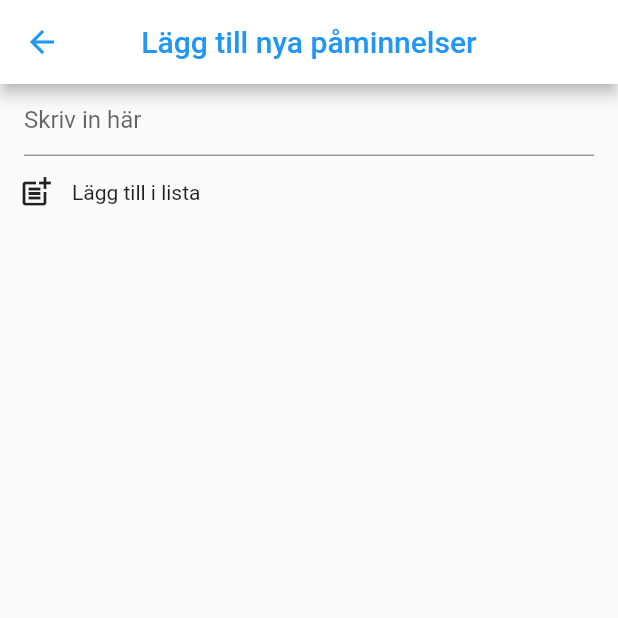
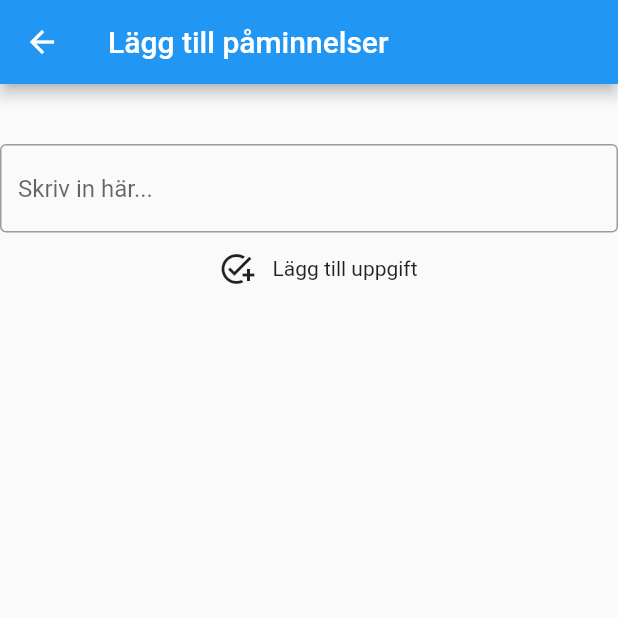
Before and after one commit to gu-tig169-ht21/gusderfe, a Flutter app: the screen it shows after launch, after a tap on the "add" icon, on a phone screen of 412 x 824 dp, the top half of it. Run offline on Flutter 3.47's test engine with Material 2 defaults, Android fonts, the phone set to English and light mode, and no system bars.

Commit message:
Major changes including new files, states, classes

```diff
--- a/lib/ToDoListState.dart
+++ /dev/null
@@ -1,17 +0,0 @@
-import 'package:flutter/material.dart';
-
-class TodoListState extends ChangeNotifier {
-  final List _list = [];
-
-  List get list => _list;
-
-  void addListItem(item) {
-    _list.add(item);
-    notifyListeners();
-  }
-
-  void removeListItem(index) {
-    _list.removeAt(index);
-    notifyListeners();
-  }
-}
--- a/lib/main.dart
+++ b/lib/main.dart
@@ -1,231 +1,29 @@
 import 'package:flutter/material.dart';
-import 'ToDoListState.dart';
-//import 'thirdview.dart';
+import 'package:provider/provider.dart';
+import 'todo_list_view.dart';
+import 'todo_list_state.dart';
 
 void main() {
-  //  var state = ToDoListState();
-  runApp(MyApp());
+  var state = MyState();
+  runApp(
+    ChangeNotifierProvider(
+      create: (context) => state,
+      child: MyApp(),
+    ),
+  );
 }
 
 class MyApp extends StatelessWidget {
+  const MyApp({Key? key}) : super(key: key);
+
   @override
   Widget build(BuildContext context) {
     return MaterialApp(
       debugShowCheckedModeBanner: false,
-      //tar bort Debug-flärpen
-      home: MainView(),
+      home: const TodolistView(),
       theme: ThemeData(
         primarySwatch: Colors.blue,
       ),
     );
   }
 }
-
-class MainView extends StatelessWidget {
-  @override
-  Widget build(BuildContext context) {
-    return Scaffold(
-      appBar: AppBar(
-        title: const Text('To-Do List App'),
-        actions: [
-          PopupMenuButton(
-              itemBuilder: (context) => [
-                    PopupMenuItem(
-                      child: Text("All"),
-                      value: 1,
-                    ),
-                    PopupMenuItem(
-                      child: Text("Done"),
-                      value: 2,
-                    ),
-                    PopupMenuItem(
-                      child: Text("Undone"),
-                      value: 3,
-                    )
-                  ])
-        ],
-      ),
-      body: _list(),
-      floatingActionButton: FloatingActionButton(
-        onPressed: () {
-          Navigator.push(
-              context, MaterialPageRoute(builder: (context) => SecondView()));
-        },
-        child: const Icon(Icons.add),
-      ),
-    );
-  }
-
-  Widget _list() {
-    var assignment = [
-      "Handla mat",
-      "Klappa katterna",
-      "Hinna till Systemet",
-      "Ordna vattenlåset",
-      "SMSa farmor",
-    ];
-    return ListView.builder(
-        itemCount: assignment.length,
-        itemBuilder: (context, index) {
-          return Column(
-            children: [
-              _listItems(assignment[index]),
-              Divider(
-                thickness: 2,
-              ),
-            ],
-          );
-        });
-  }
-
-  Widget _listItems(assignmentTitle) {
-    return ListTile(
-      leading: MyCB(),
-      title: Text(
-        assignmentTitle,
-        style: TextStyle(
-          fontSize: 15,
-        ),
-      ),
-      trailing: IconButton(
-        icon: Icon(Icons.delete),
-        onPressed: () {},
-      ),
-    );
-  }
-
-  Widget _checkBoxAlt(String assignment) {
-    return Row(children: [
-      MyCB(),
-      Container(
-        child: Text(
-          assignment,
-          style: const TextStyle(
-            fontSize: 15,
-          ),
-        ),
-      ),
-      IconButton(
-        //ta bort något från listan-knappen
-        icon: Icon(Icons.delete),
-        onPressed: () {},
-        //             setState(() {
-        //           _toDoInputs.remove(text);
-      )
-    ]);
-  }
-}
-
-class ToDoList extends StatefulWidget {
-  @override
-  State<ToDoList> createState() => _ToDoListState();
-}
-
-class _ToDoListState extends State<ToDoList> {
-  bool? _myBool = false;
-
-  @override
-  Widget build(BuildContext context) {
-    return Checkbox(
-        value: _myBool,
-        onChanged: (value) {
-          setState(() {
-            _myBool = value;
-          });
-        });
-  }
-}
-
-/*
-  Widget _list() {
-    return ListView(
-      children: [
-        _item("Handla mat"),
-        _item("Klappa katterna"),
-        _item("Hinna till Systemet"),
-        _item("Ordna vattenlåset"),
-        _item("SMSa farmor"),
-      ],
-    );
-  }
-
-  Widget _item(strText) {
-    return ListTile(
-      leading: Icon(Icons.check_box_outline_blank),
-      title: Text(strText),
-      trailing: Icon(Icons.close),
-    );
-  }
-}
-*/
-
-//--------------------Second view-----------------------------
-class SecondView extends StatelessWidget {
-  get inputText => TextEditingController();
-
-  get Provider => null;
-
-  Widget build(BuildContext context) {
-    return Scaffold(
-      appBar: AppBar(
-        backgroundColor: Colors.white,
-        foregroundColor: Colors.blue,
-        //lägger till de fina färgerna
-
-        title: Text('Lägg till nya påminnelser'),
-        centerTitle: true, //Texten i mitten
-      ),
-      body: Column(
-        children: [
-          ///Hämtar _inputTask
-          _inputTask(),
-          _addButton()
-
-          ///Tillropar addButton
-        ],
-      ),
-    );
-  }
-
-  Widget _inputTask() {
-    return Container(
-      margin: EdgeInsets.only(left: 16, right: 16),
-      child: TextField(
-        controller: inputText,
-        decoration: InputDecoration(hintText: "Skriv in här"),
-      ),
-    );
-  }
-
-  Widget _addButton() {
-    return Row(
-      children: [
-        IconButton(
-          onPressed: () {
-            var newTask = inputText.text;
-            Provider.of<TodoListState>(listen: false).addListItem(newTask);
-            inputText.clear();
-          },
-          icon: const Icon(Icons.post_add_outlined),
-        ),
-        const Text('Lägg till i lista')
-      ],
-    );
-  }
-}
-/*
-  Widget _addText() {
-    return Row(
-      children: [
-        Container(
-          margin: EdgeInsets.only(left: 180),
-          child: Icon(Icons.add),
-        ),
-        Container(
-          margin: EdgeInsets.only(left: 180),
-          child: Text("Add"),
-        )
-      ],
-    );
-  }
-}*/
--- /dev/null
+++ b/lib/second_view.dart
@@ -0,0 +1,69 @@
+import 'package:flutter/material.dart';
+import 'todo_list_state.dart';
+
+class SecondView extends StatefulWidget {
+  final task;
+
+  const SecondView(this.task);
+
+  @override
+  State<StatefulWidget> createState() {
+    return SecondViewState(task);
+  }
+}
+
+class SecondViewState extends State<SecondView> {
+  String? toDoText;
+  late TextEditingController textEditingController;
+
+  SecondViewState(task) {
+    this.toDoText = task.toDoText;
+
+    textEditingController = TextEditingController();
+
+    textEditingController.addListener(() {
+      setState(() {
+        toDoText = textEditingController.text;
+      });
+    });
+  }
+
+  @override
+  Widget build(BuildContext context) {
+    return Scaffold(
+      appBar: AppBar(title: const Text('Lägg till påminnelser')),
+      body: Center(
+        child: Column(
+          mainAxisAlignment: MainAxisAlignment.start,
+          crossAxisAlignment: CrossAxisAlignment.start,
+          children: [
+            Container(height: 20),
+            //   TaskInputField(ToDoItem(toDoText: this.toDoText)),
+            Container(height: 20),
+            TextField(
+              controller: textEditingController,
+              decoration: const InputDecoration(
+                  border: OutlineInputBorder(), hintText: 'Skriv in här...'),
+            ),
+            addTask(),
+          ],
+        ),
+      ),
+    );
+  }
+
+  Widget addTask() {
+    return Row(
+      mainAxisAlignment: MainAxisAlignment.center,
+      children: [
+        IconButton(
+          onPressed: () {
+            Navigator.pop(context, ToDoItem(toDoText: toDoText));
+          },
+          icon: const Icon(Icons.add_task),
+        ),
+        const Text('Lägg till uppgift')
+      ],
+    );
+  }
+}
--- /dev/null
+++ b/lib/todo_list_state.dart
@@ -0,0 +1,55 @@
+import 'package:flutter/material.dart';
+
+class ToDoItem {
+  String? toDoText;
+  bool isDone = false;
+
+  ToDoItem({this.toDoText});
+}
+
+class MyState extends ChangeNotifier {
+  List<ToDoItem> _list = [];
+  int _filterBy = 1;
+  int get filterBy => _filterBy;
+  List<ToDoItem> get list => _filterList(_list, _filterBy);
+
+  get value => null;
+
+//lägger till i listan
+  void addTask(task) {
+    _list.add(task);
+    notifyListeners();
+  }
+
+//tar bort från listan
+  void removeTask(task) {
+    _list.remove(task);
+    notifyListeners();
+  }
+
+  void setTaskChecked(task) {
+    task.ifDone(task);
+    notifyListeners();
+  }
+
+//sätter variabel tar in ett argument i form av int
+  void setFilterBy(int filterBy) {
+    _filterBy = filterBy;
+    notifyListeners();
+  }
+
+//filtrerar efter value
+  List<ToDoItem> _filterList(list, filterBy) {
+    if (filterBy == 1) {
+      return list;
+    }
+    if (filterBy == 2) {
+      return list.where((item) => item.isDone == true).toList();
+    }
+    if (filterBy == 3) {
+      return list.where((item) => item.isDone == false).toList();
+    }
+    return [];
+    notifyListeners();
+  }
+}
--- /dev/null
+++ b/lib/todo_list_view.dart
@@ -0,0 +1,65 @@
+import 'package:flutter/material.dart';
+import 'package:provider/provider.dart';
+import 'todo_list_state.dart';
+import 'second_view.dart';
+import 'todo_list.dart';
+
+class TodolistView extends StatelessWidget {
+  const TodolistView({Key? key}) : super(key: key);
+
+  @override
+  Widget build(BuildContext context) {
+    return Scaffold(
+      appBar: AppBar(
+        centerTitle: true,
+        title: const Text('To-Do List App'),
+        elevation: 0,
+        actions: [
+          PopupMenuButton<int>(
+              icon: const Icon(Icons.more_horiz_outlined),
+              onSelected: (value) {
+                Provider.of<MyState>(context, listen: false).setFilterBy(value);
+              },
+              itemBuilder: (context) => [
+                    const PopupMenuItem(
+                      child: Text("All"),
+                      value: 1,
+                    ),
+                    const PopupMenuItem(
+                      child: Text("Done"),
+                      value: 2,
+                    ),
+                    const PopupMenuItem(
+                      child: Text("Undone"),
+                      value: 3,
+                    )
+                    //detta är för filtrering
+                  ])
+        ],
+      ),
+      body: Consumer<MyState>(
+        builder: (context, state, child) => ToDoList(state.list),
+      ),
+      floatingActionButton: FloatingActionButton(
+        child: Icon(Icons.add, size: 42),
+        onPressed: () async {
+          var newToDo = await Navigator.push(
+              context,
+              MaterialPageRoute(
+                  builder: (context) =>
+                      SecondView(ToDoItem(toDoText: 'Something to do'))));
+          // Kommer till Andra vyn
+
+          if (newToDo != null) {
+            // Lägg till ny Task i ToDolistan
+            Provider.of<MyState>(context, listen: false).addTask(newToDo);
+          }
+        },
+      ),
+    );
+  }
+}
+
+class TodoListState {
+  void filterList(Object? value) {}
+}
--- a/pubspec.yaml
+++ b/pubspec.yaml
@@ -34,6 +34,7 @@ dependencies:
   # The following adds the Cupertino Icons font to your application.
   # Use with the CupertinoIcons class for iOS style icons.
   cupertino_icons: ^1.0.2
+  provider: ^6.0.1
 
 dev_dependencies:
   flutter_test:
```
Also changed, not shown: lib/todo_list.dart (added, +32 -0 lines), pubspec.lock.
